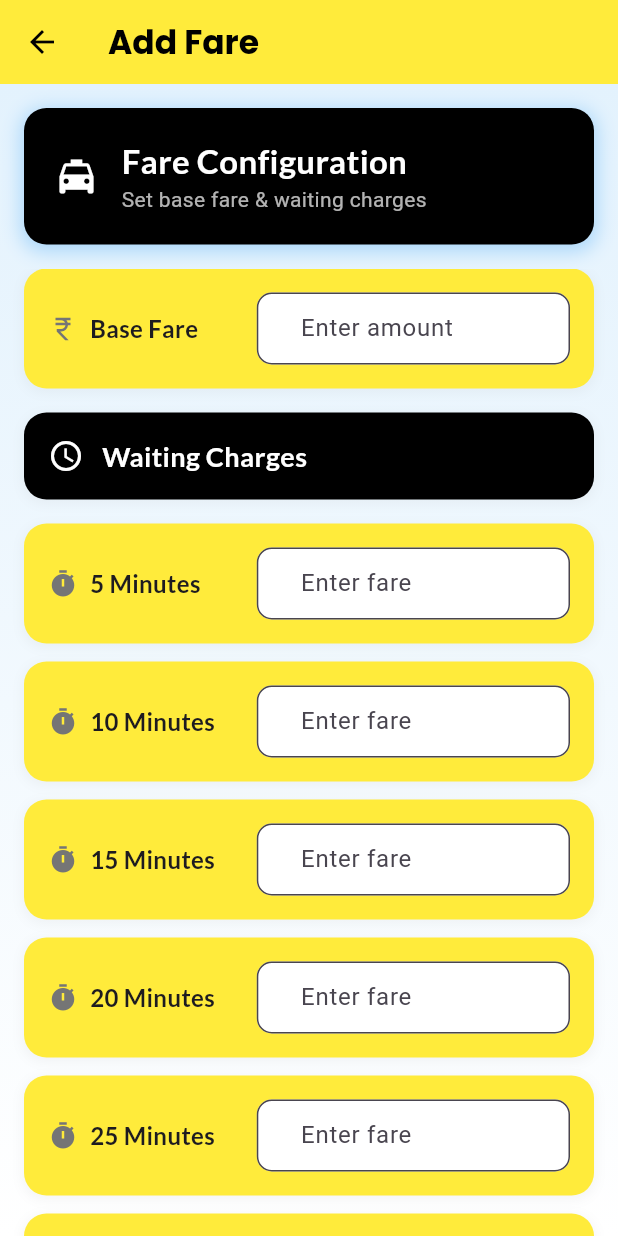
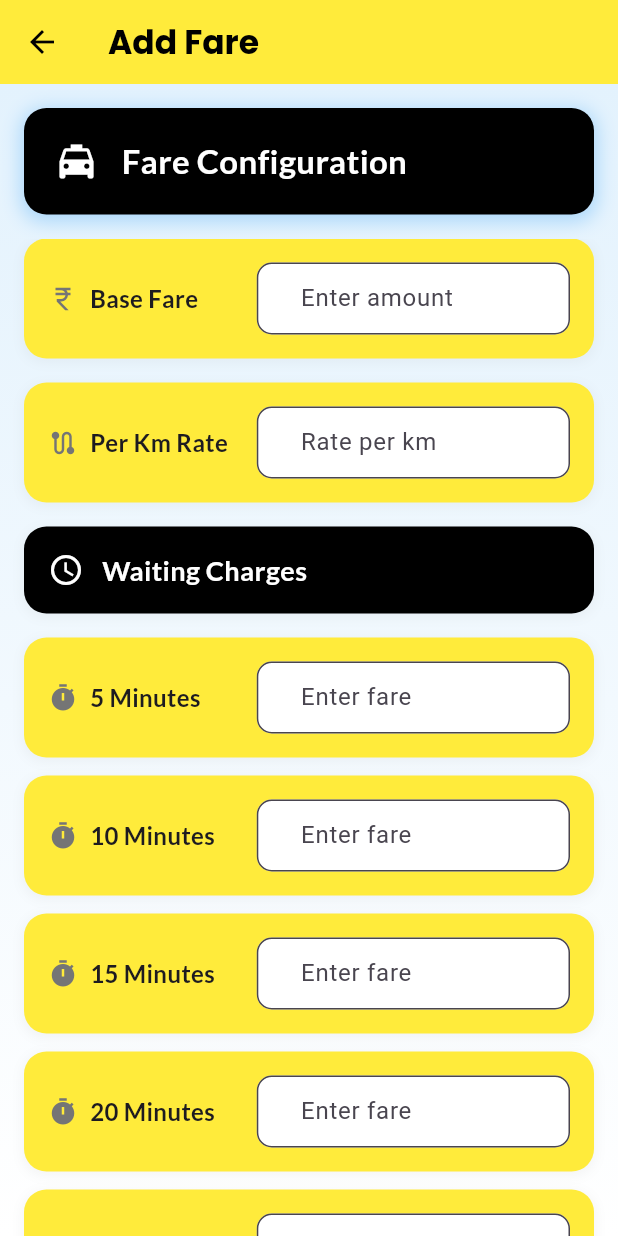
Before and after one commit to lukers226/Vaagai-Auto, a Flutter app: the AddFarePage screen opened directly, on a phone screen of 412 x 824 dp. Run offline on Flutter 3.47's test engine with Material 3 defaults, Android fonts, the phone set to English and light mode, and no system bars; our stand-ins replace flutter_bloc, geolocator, get_it, google_fonts, screenshot, share_plus and 1 more; accounts and stored records are empty; network calls fail.

Commit message:
backend fare updated

```diff
--- a/lib/presentation/pages/admin_addfare.dart
+++ b/lib/presentation/pages/admin_addfare.dart
@@ -13,6 +13,7 @@ class AddFarePage extends StatefulWidget {
 
 class AddFarePageState extends State<AddFarePage> {
   final TextEditingController _baseFareController = TextEditingController();
+  final TextEditingController _perKmRateController = TextEditingController(); // NEW FIELD
   final TextEditingController _waiting5Controller = TextEditingController();
   final TextEditingController _waiting10Controller = TextEditingController();
   final TextEditingController _waiting15Controller = TextEditingController();
@@ -52,7 +53,12 @@ class AddFarePageState extends State<AddFarePage> {
     if (value == null) return '';
     double numValue = _safeToDouble(value);
     if (numValue == 0.0) return '';
-    return numValue.toStringAsFixed(0); // Show whole numbers only
+    // For perKmRate, show decimal places if needed
+    if (numValue == numValue.toInt()) {
+      return numValue.toStringAsFixed(0); // Show whole numbers
+    } else {
+      return numValue.toString(); // Show with decimals
+    }
   }
 
   Future<void> _loadExistingSystemFare() async {
@@ -79,6 +85,7 @@ class AddFarePageState extends State<AddFarePage> {
 
         // Load values into controllers, empty if 0
         _baseFareController.text = _safeToString(fareData['baseFare']);
+        _perKmRateController.text = _safeToString(fareData['perKmRate']); // NEW FIELD
         _waiting5Controller.text = _safeToString(fareData['waiting5min']);
         _waiting10Controller.text = _safeToString(fareData['waiting10min']);
         _waiting15Controller.text = _safeToString(fareData['waiting15min']);
@@ -86,7 +93,7 @@ class AddFarePageState extends State<AddFarePage> {
         _waiting25Controller.text = _safeToString(fareData['waiting25min']);
         _waiting30Controller.text = _safeToString(fareData['waiting30min']);
 
-        _logInfo('Loaded existing system fare data');
+        _logInfo('Loaded existing system fare data with perKmRate');
       } else {
         if (!mounted) return;
 
@@ -95,6 +102,7 @@ class AddFarePageState extends State<AddFarePage> {
         });
         // Keep all fields empty for first time
         _baseFareController.text = '';
+        _perKmRateController.text = ''; // NEW FIELD
         _waiting5Controller.text = '';
         _waiting10Controller.text = '';
         _waiting15Controller.text = '';
@@ -137,6 +145,7 @@ class AddFarePageState extends State<AddFarePage> {
   @override
   void dispose() {
     _baseFareController.dispose();
+    _perKmRateController.dispose(); // NEW FIELD
     _waiting5Controller.dispose();
     _waiting10Controller.dispose();
     _waiting15Controller.dispose();
@@ -228,34 +237,12 @@ class AddFarePageState extends State<AddFarePage> {
                                   color: Colors.white,
                                 ),
                               ),
-                              Text(
-                                _hasExistingFare
-                                    ? 'Update system fare & waiting charges'
-                                    : 'Set base fare & waiting charges',
-                                style: const TextStyle(
-                                  fontSize: 14,
-                                  color: Colors.white70,
-                                ),
-                              ),
+
                             ],
                           ),
                         ),
-                        if (_hasExistingFare)
-                          Container(
-                            padding: const EdgeInsets.symmetric(horizontal: 8, vertical: 4),
-                            decoration: BoxDecoration(
-                              color: Colors.green[100],
-                              borderRadius: BorderRadius.circular(10),
-                            ),
-                            child: Text(
-                              'CONFIGURED',
-                              style: TextStyle(
-                                fontSize: 10,
-                                fontWeight: FontWeight.bold,
-                                color: Colors.green[700],
-                              ),
-                            ),
-                          ),
+
+
                       ],
                     ),
                   ),
@@ -320,6 +307,75 @@ class AddFarePageState extends State<AddFarePage> {
                                       decoration: InputDecoration(
                                         hintText: 'Enter amount',
                                         prefixText: '₹ ',
+                                        border: OutlineInputBorder(
+                                          borderRadius: BorderRadius.circular(10),
+                                        ),
+                                        filled: true,
+                                        fillColor: Colors.white,
+                                        contentPadding: const EdgeInsets.symmetric(
+                                          horizontal: 12,
+                                          vertical: 8,
+                                        ),
+                                      ),
+                                    ),
+                                  ),
+                                ],
+                              ),
+                            ),
+
+                            // NEW: Per Km Rate Section
+                            Container(
+                              margin: const EdgeInsets.only(bottom: 16),
+                              padding: const EdgeInsets.all(16),
+                              decoration: BoxDecoration(
+                                color: Colors.yellow,
+                                borderRadius: BorderRadius.circular(15),
+                                boxShadow: [
+                                  BoxShadow(
+                                    color: Colors.grey.withValues(alpha: 0.1),
+                                    spreadRadius: 1,
+                                    blurRadius: 6,
+                                    offset: const Offset(0, 2),
+                                  ),
+                                ],
+                              ),
+                              child: Row(
+                                children: [
+                                  Expanded(
+                                    flex: 2,
+                                    child: Row(
+                                      children: [
+                                        Icon(
+                                          Icons.route,
+                                          color: Colors.grey[600],
+                                          size: 20,
+                                        ),
+                                        const SizedBox(width: 8),
+                                        Flexible(
+                                          child: Text(
+                                            'Per Km Rate',
+                                            style: GoogleFonts.lato(
+                                              fontSize: 16,
+                                              fontWeight: FontWeight.bold,
+                                            ),
+                                          ),
+                                        ),
+                                      ],
+                                    ),
+                                  ),
+                                  Expanded(
+                                    flex: 3,
+                                    child: TextField(
+                                      controller: _perKmRateController,
+                                      keyboardType: const TextInputType.numberWithOptions(decimal: true),
+                                      inputFormatters: [
+                                        FilteringTextInputFormatter.allow(RegExp(r'^\d+\.?\d{0,2}')), // Allow decimals up to 2 places
+                                        LengthLimitingTextInputFormatter(6), // Max 6 characters (e.g., 999.99)
+                                      ],
+                                      decoration: InputDecoration(
+                                        hintText: 'Rate per km',
+                                        prefixText: '₹ ',
+                                        suffixText: '/km',
                                         border: OutlineInputBorder(
                                           borderRadius: BorderRadius.circular(10),
                                         ),
@@ -523,6 +579,7 @@ class AddFarePageState extends State<AddFarePage> {
   Future<void> _updateSystemFares() async {
     _logInfo('Update system fares button pressed');
 
+    // Validate base fare
     if (_baseFareController.text.isEmpty) {
       _showSnackBar('Please enter base fare', Colors.red);
       return;
@@ -531,6 +588,23 @@ class AddFarePageState extends State<AddFarePage> {
     final baseFare = double.tryParse(_baseFareController.text);
     if (baseFare == null || baseFare <= 0) {
       _showSnackBar('Base fare must be a valid positive number', Colors.red);
+      return;
+    }
+
+    // Validate per km rate
+    if (_perKmRateController.text.isEmpty) {
+      _showSnackBar('Please enter per kilometer rate', Colors.red);
+      return;
+    }
+
+    final perKmRate = double.tryParse(_perKmRateController.text);
+    if (perKmRate == null || perKmRate <= 0) {
+      _showSnackBar('Per kilometer rate must be a valid positive number', Colors.red);
+      return;
+    }
+
+    if (perKmRate > 1000) {
+      _showSnackBar('Per kilometer rate cannot exceed ₹1000', Colors.red);
       return;
     }
 
@@ -551,10 +625,11 @@ class AddFarePageState extends State<AddFarePage> {
       final waiting25min = double.tryParse(_waiting25Controller.text.isEmpty ? '0' : _waiting25Controller.text) ?? 0.0;
       final waiting30min = double.tryParse(_waiting30Controller.text.isEmpty ? '0' : _waiting30Controller.text) ?? 0.0;
 
-      _logInfo('System fare data to save: baseFare: $baseFare, waiting5min: $waiting5min, waiting10min: $waiting10min, waiting15min: $waiting15min, waiting20min: $waiting20min, waiting25min: $waiting25min, waiting30min: $waiting30min');
+      _logInfo('System fare data to save: baseFare: $baseFare, perKmRate: $perKmRate, waiting5min: $waiting5min, waiting10min: $waiting10min, waiting15min: $waiting15min, waiting20min: $waiting20min, waiting25min: $waiting25min, waiting30min: $waiting30min');
 
       final result = await FareService.updateOrCreateSystemFare(
         baseFare: baseFare,
+        perKmRate: perKmRate, // NEW FIELD
         waiting5min: waiting5min,
         waiting10min: waiting10min,
         waiting15min: waiting15min,
```
Also changed, not shown: lib/data/services/fare_service.dart (+237 -3 lines), 5 other files.
